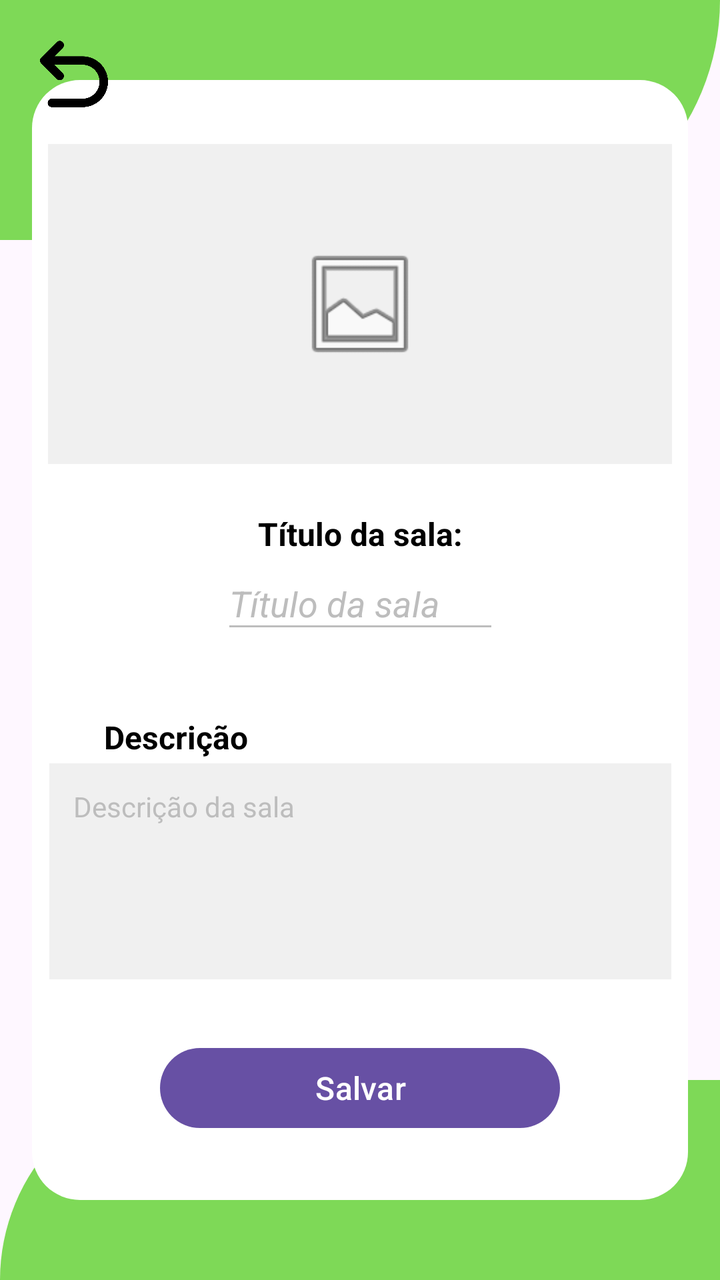
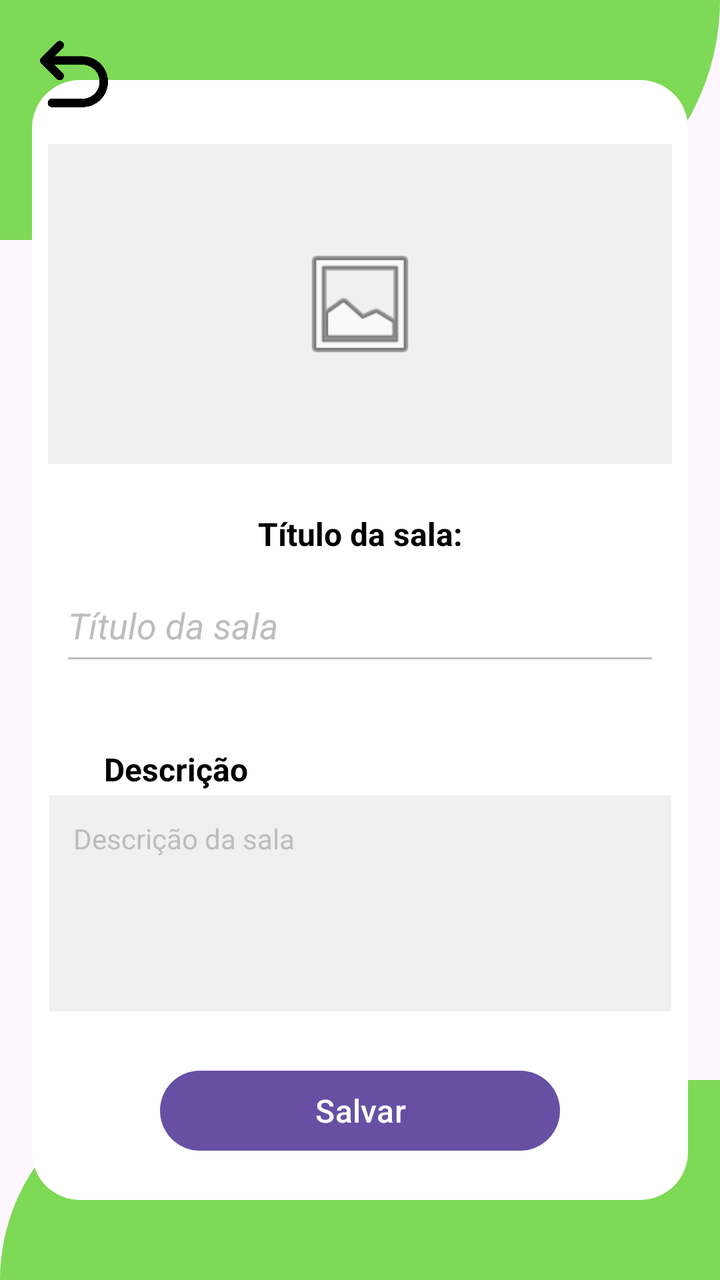

The first picture is an Android layout as it rendered before a commit; the second is the same layout after the commit. The layout source and the unified diff follow.
<!-- AndroidManifest.xml: application theme Theme.Chrock -->
<!-- res/layout/activity_criar_sala.xml -->
<?xml version="1.0" encoding="utf-8"?>
<androidx.constraintlayout.widget.ConstraintLayout xmlns:android="http://schemas.android.com/apk/res/android"
    xmlns:app="http://schemas.android.com/apk/res-auto"
    xmlns:tools="http://schemas.android.com/tools"
    android:id="@+id/main"
    android:layout_width="match_parent"
    android:layout_height="match_parent"
    tools:context=".CriarSalaActivity">

    <View
        android:id="@+id/bgTop"
        android:layout_width="0dp"
        android:layout_height="120dp"
        android:background="@drawable/bg_borda_topo"
        app:layout_constraintEnd_toEndOf="parent"
        app:layout_constraintStart_toStartOf="parent"
        app:layout_constraintTop_toTopOf="parent" />

    <View
        android:id="@+id/bgBottom"
        android:layout_width="0dp"
        android:layout_height="100dp"
        android:layout_marginBottom="0dp"
        android:background="@drawable/bg_borda_baixo"
        app:layout_constraintBottom_toBottomOf="parent"
        app:layout_constraintEnd_toEndOf="parent"
        app:layout_constraintHorizontal_bias="0.0"
        app:layout_constraintStart_toStartOf="parent" />

    <View
        android:id="@+id/cardBrancoPrincipal"
        android:layout_width="0dp"
        android:layout_height="0dp"
        android:layout_marginHorizontal="16dp"
        android:layout_marginTop="40dp"
        android:layout_marginBottom="40dp"
        android:background="@drawable/bg_card_branco"
        app:layout_constraintBottom_toBottomOf="parent"
        app:layout_constraintEnd_toEndOf="parent"
        app:layout_constraintStart_toStartOf="parent"
        app:layout_constraintTop_toTopOf="parent" />

    <ImageView
        android:id="@+id/btnVoltar"
        android:layout_width="34dp"
        android:layout_height="34dp"
        android:layout_marginStart="20dp"
        android:layout_marginTop="20dp"
        app:layout_constraintStart_toStartOf="parent"
        app:layout_constraintTop_toTopOf="parent"
        app:srcCompat="@drawable/imagem_voltar" />

    <ImageView
        android:id="@+id/cardImagem"
        android:layout_width="0dp"
        android:layout_height="160dp"
        android:layout_marginHorizontal="24dp"
        android:layout_marginTop="32dp"
        android:background="@color/gray_card_bg"
        android:clickable="true"
        android:focusable="true"
        android:scaleType="centerCrop"
        app:layout_constraintEnd_toEndOf="parent"
        app:layout_constraintStart_toStartOf="parent"
        app:layout_constraintTop_toTopOf="@id/cardBrancoPrincipal" />

    <ImageView
        android:id="@+id/iconeImagem"
        android:layout_width="64dp"
        android:layout_height="64dp"
        android:src="@android:drawable/ic_menu_gallery"
        app:layout_constraintBottom_toBottomOf="@id/cardImagem"
        app:layout_constraintEnd_toEndOf="@id/cardImagem"
        app:layout_constraintStart_toStartOf="@id/cardImagem"
        app:layout_constraintTop_toTopOf="@id/cardImagem" />

    <TextView
        android:id="@+id/lblTitulo"
        android:layout_width="wrap_content"
        android:layout_height="wrap_content"
        android:layout_marginTop="24dp"
        android:text="Título da sala:"
        android:textColor="@color/black_text"
        android:textSize="16sp"
        android:textStyle="bold"
        app:layout_constraintEnd_toEndOf="parent"
        app:layout_constraintStart_toStartOf="parent"
        app:layout_constraintTop_toBottomOf="@id/cardImagem" />

    <EditText
        android:id="@+id/editTitulo"
        android:layout_width="139dp"
        android:layout_height="36dp"
        android:layout_marginTop="8dp"
        android:backgroundTint="@color/gray_text_hint"
        android:hint="Título da sala"
        android:inputType="text"
        android:paddingBottom="8dp"
        android:textColor="@color/black_text"
        android:textColorHint="@color/gray_text_hint"
        android:textSize="18sp"
        android:textStyle="italic"
        app:layout_constraintBottom_toBottomOf="@+id/bgBottom"
        app:layout_constraintEnd_toEndOf="parent"
        app:layout_constraintStart_toStartOf="parent"
        app:layout_constraintTop_toBottomOf="@id/lblTitulo"
        app:layout_constraintVertical_bias="0.0" />

    <TextView
        android:id="@+id/lblDescricao"
        android:layout_width="wrap_content"
        android:layout_height="wrap_content"
        android:layout_marginStart="52dp"
        android:layout_marginTop="36dp"
        android:text="Descrição"
        android:textColor="@color/black_text"
        android:textSize="16sp"
        android:textStyle="bold"
        app:layout_constraintStart_toStartOf="parent"
        app:layout_constraintTop_toBottomOf="@id/editTitulo" />

    <EditText
        android:id="@+id/editDescricao"
        android:layout_width="311dp"
        android:layout_height="108dp"
        android:layout_marginTop="60dp"
        android:background="@color/gray_card_bg"
        android:gravity="top|start"
        android:hint="Descrição da sala"
        android:inputType="textMultiLine"
        android:padding="12dp"
        android:textColor="@color/black_text"
        android:textColorHint="@color/gray_text_hint"
        android:textSize="14sp"
        app:layout_constraintEnd_toEndOf="parent"
        app:layout_constraintStart_toStartOf="parent"
        app:layout_constraintTop_toBottomOf="@+id/editTitulo" />

    <Button
        android:id="@+id/btnSalvar"
        android:layout_width="200dp"
        android:layout_height="48dp"
        android:text="Salvar"
        android:textSize="16sp"
        app:layout_constraintBottom_toBottomOf="parent"
        app:layout_constraintEnd_toEndOf="parent"
        app:layout_constraintHorizontal_bias="0.5"
        app:layout_constraintStart_toStartOf="parent"
        app:layout_constraintTop_toBottomOf="@+id/editDescricao"
        app:layout_constraintVertical_bias="0.296" />

</androidx.constraintlayout.widget.ConstraintLayout>
<!-- resources referenced by this layout -->
<resources>
  <color name="black_text">#000000</color>
  <color name="gray_card_bg">#F0F0F0</color>
  <color name="gray_text_hint">#BDBDBD</color>
  <!-- drawable bg_borda_baixo (drawable) -->
  <?xml version="1.0" encoding="utf-8"?>
  <shape xmlns:android="http://schemas.android.com/apk/res/android"
      android:shape="rectangle">
      <solid android:color="@color/green_primary" />
      <corners
          android:topLeftRadius="800dp"
          android:bottomRightRadius="0dp"
          android:bottomLeftRadius="0dp"
          android:topRightRadius="0dp" />
  </shape>
  <!-- drawable bg_borda_topo (drawable) -->
  <?xml version="1.0" encoding="utf-8"?>
  <shape xmlns:android="http://schemas.android.com/apk/res/android"
      android:shape="rectangle">
      <solid android:color="@color/green_primary" />
      <corners
          android:bottomRightRadius="800dp"
          android:topLeftRadius="0dp"
          android:topRightRadius="0dp"
          android:bottomLeftRadius="0dp" />
  </shape>
  <!-- drawable bg_card_branco (drawable) -->
  <?xml version="1.0" encoding="utf-8"?>
  <shape xmlns:android="http://schemas.android.com/apk/res/android"
      android:shape="rectangle">
      <solid android:color="@color/white" />
      <corners android:radius="24dp" />
  </shape>
  <!-- drawable imagem_voltar: png bitmap (drawable, 9276 bytes) -->
  <style name="Theme.Chrock" parent="Base.Theme.Chrock" />
  <color name="green_primary">#7ED957</color>
  <color name="white">#FFFFFFFF</color>
  <style name="Base.Theme.Chrock" parent="Theme.Material3.DayNight.NoActionBar">
          
          
      </style>
</resources>

<!-- the commit's change to res/layout/activity_criar_sala.xml (unified diff, before → after) -->
@@ -89,8 +89,8 @@
 
     <EditText
         android:id="@+id/editTitulo"
-        android:layout_width="139dp"
-        android:layout_height="36dp"
+        android:layout_width="300dp"
+        android:layout_height="52dp"
         android:layout_marginTop="8dp"
         android:backgroundTint="@color/gray_text_hint"
         android:hint="Título da sala"
